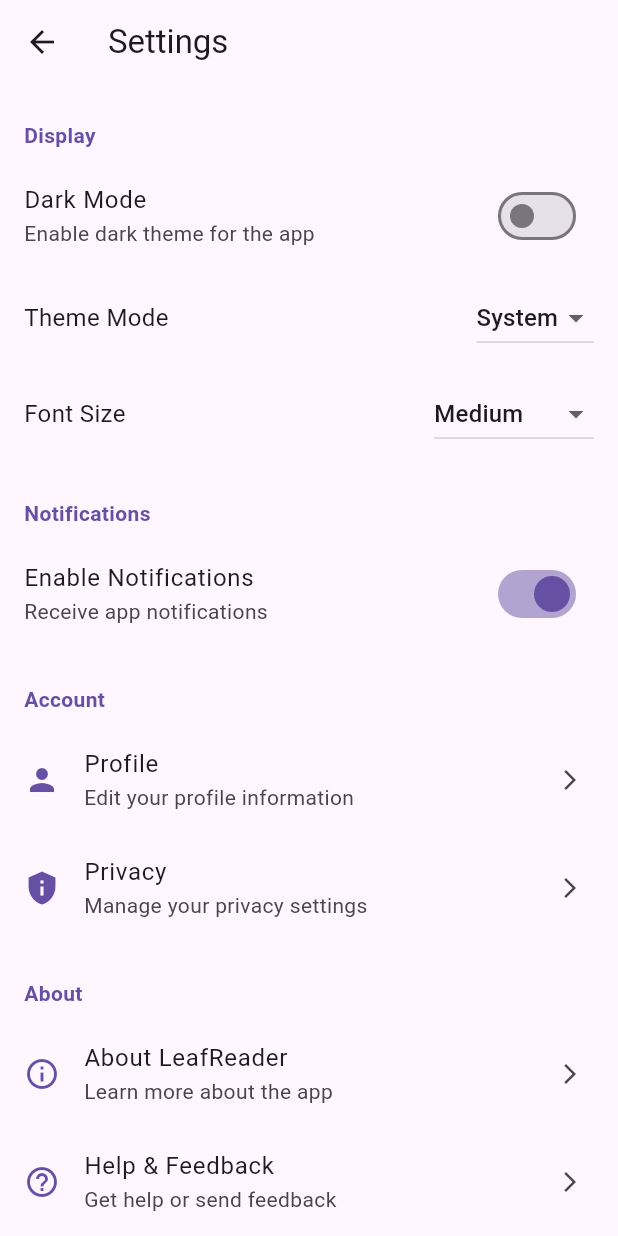
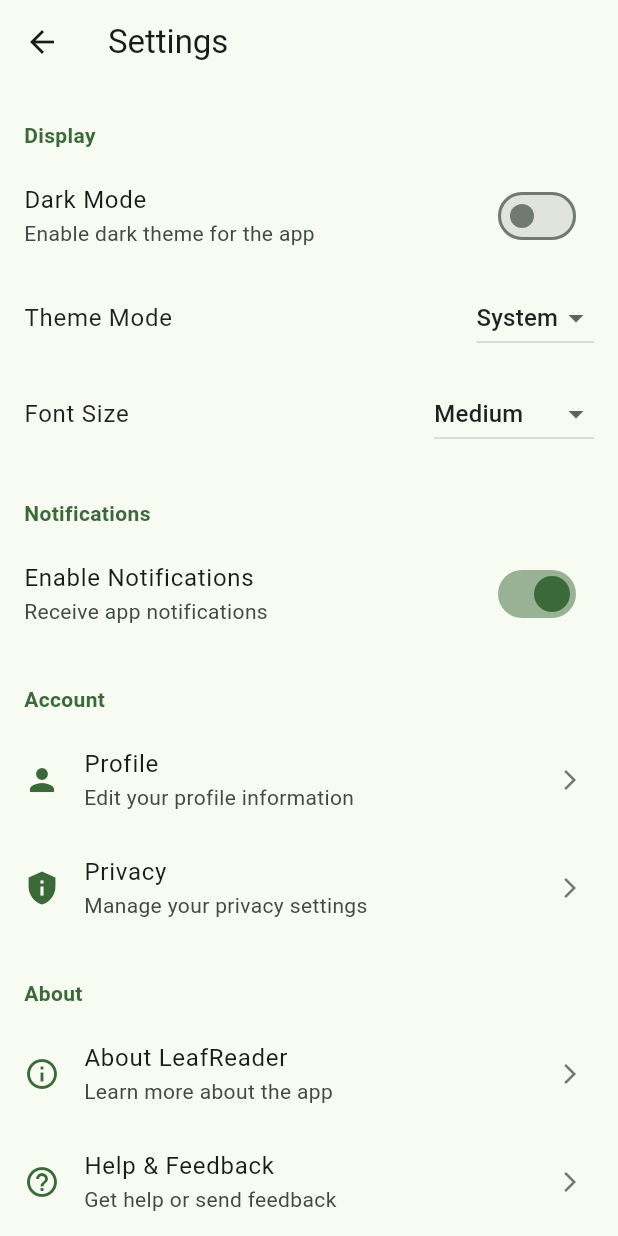
Before and after one commit to H1tRecord/leafreader, a Flutter app: the screen it shows after launch, after a tap on "Skip", after a tap on the "settings" icon, on a phone screen of 412 x 824 dp. Run offline on Flutter 3.47's test engine with Material 3 defaults, Android fonts, the phone set to English and light mode, and no system bars; our stand-ins replace file_picker, permission_handler, shared_preferences.

Commit message:
theme logic

```diff
--- a/lib/main.dart
+++ b/lib/main.dart
@@ -31,7 +31,7 @@ class MainApp extends StatelessWidget {
 
     // Set system UI overlay style based on theme
     SystemChrome.setSystemUIOverlayStyle(
-      themeProvider.themeMode2 == ThemeMode.dark
+      themeProvider.themeMode == ThemeMode.dark
           ? SystemUiOverlayStyle.light
           : SystemUiOverlayStyle.dark,
     );
@@ -39,16 +39,38 @@ class MainApp extends StatelessWidget {
     return MaterialApp(
       title: 'LeafReader',
       theme: ThemeData(
-        primarySwatch: Colors.green,
+        colorScheme: ColorScheme.fromSeed(
+          seedColor: Colors.green,
+          brightness: Brightness.light,
+        ),
+        useMaterial3: true,
         visualDensity: VisualDensity.adaptivePlatformDensity,
-        brightness: Brightness.light,
+        // Light theme text colors
+        textTheme: const TextTheme(
+          bodyLarge: TextStyle(color: Colors.black87),
+          bodyMedium: TextStyle(color: Colors.black87),
+          titleMedium: TextStyle(color: Colors.black87),
+          titleLarge: TextStyle(color: Colors.black),
+          headlineSmall: TextStyle(color: Colors.black),
+        ),
       ),
       darkTheme: ThemeData(
-        primarySwatch: Colors.green,
+        colorScheme: ColorScheme.fromSeed(
+          seedColor: Colors.green,
+          brightness: Brightness.dark,
+        ),
+        useMaterial3: true,
         visualDensity: VisualDensity.adaptivePlatformDensity,
-        brightness: Brightness.dark,
+        // Dark theme text colors
+        textTheme: const TextTheme(
+          bodyLarge: TextStyle(color: Colors.white),
+          bodyMedium: TextStyle(color: Colors.white70),
+          titleMedium: TextStyle(color: Colors.white),
+          titleLarge: TextStyle(color: Colors.white),
+          headlineSmall: TextStyle(color: Colors.white),
+        ),
       ),
-      themeMode: themeProvider.themeMode2,
+      themeMode: themeProvider.themeMode,
       initialRoute: '/',
       routes: {
         '/': (context) => const SplashScreen(),
--- a/lib/screens/home_screen.dart
+++ b/lib/screens/home_screen.dart
@@ -29,8 +29,11 @@ class HomeScreen extends StatelessWidget {
           ),
         ],
       ),
-      body: const Center(
-        child: Text('Welcome to LeafReader', style: TextStyle(fontSize: 24)),
+      body: Center(
+        child: Text(
+          'Welcome to LeafReader',
+          style: Theme.of(context).textTheme.headlineMedium,
+        ),
       ),
     );
   }
--- a/lib/screens/onboarding_screen.dart
+++ b/lib/screens/onboarding_screen.dart
@@ -203,9 +203,11 @@ class _OnboardingScreenState extends State<OnboardingScreen> {
               padding: const EdgeInsets.symmetric(horizontal: 24.0),
               child: LinearProgressIndicator(
                 value: (_currentStep.index + 1) / OnboardingStep.values.length,
-                backgroundColor: Colors.grey[200],
+                backgroundColor: Theme.of(context).brightness == Brightness.dark
+                    ? Colors.grey[800]
+                    : Colors.grey[200],
                 valueColor: AlwaysStoppedAnimation<Color>(
-                  Theme.of(context).primaryColor,
+                  Theme.of(context).colorScheme.primary,
                 ),
               ),
             ),
@@ -286,7 +288,10 @@ class _OnboardingScreenState extends State<OnboardingScreen> {
                     _currentStep == OnboardingStep.themeSelection
                         ? 'Get Started'
                         : 'Continue',
-                    style: const TextStyle(fontSize: 16),
+                    style: TextStyle(
+                      fontSize: 16,
+                      color: Theme.of(context).colorScheme.onPrimary,
+                    ),
                   ),
                 ),
               ),
@@ -308,7 +313,7 @@ class _OnboardingScreenState extends State<OnboardingScreen> {
             Icon(
               Icons.menu_book,
               size: 100,
-              color: Theme.of(context).primaryColor,
+              color: Theme.of(context).colorScheme.primary,
             ),
             const SizedBox(height: 32),
             Text(
@@ -353,9 +358,7 @@ class _OnboardingScreenState extends State<OnboardingScreen> {
                 Icon(
                   isPermissionGranted ? Icons.check_circle : Icons.folder_open,
                   size: 80,
-                  color: isPermissionGranted
-                      ? Colors.green
-                      : Theme.of(context).primaryColor,
+                  color: Theme.of(context).colorScheme.primary,
                 ),
                 const SizedBox(height: 32),
                 Text(
@@ -413,19 +416,26 @@ class _OnboardingScreenState extends State<OnboardingScreen> {
                   Container(
                     padding: const EdgeInsets.all(16),
                     decoration: BoxDecoration(
-                      color: Colors.green.withOpacity(0.1),
+                      color: Theme.of(
+                        context,
+                      ).colorScheme.primary.withOpacity(0.1),
                       borderRadius: BorderRadius.circular(8),
-                      border: Border.all(color: Colors.green),
+                      border: Border.all(
+                        color: Theme.of(context).colorScheme.primary,
+                      ),
                     ),
                     child: Row(
                       mainAxisSize: MainAxisSize.min,
                       children: [
-                        const Icon(Icons.check_circle, color: Colors.green),
+                        Icon(
+                          Icons.check_circle,
+                          color: Theme.of(context).primaryColor,
+                        ),
                         const SizedBox(width: 8),
-                        const Text(
+                        Text(
                           'Permission Granted',
                           style: TextStyle(
-                            color: Colors.green,
+                            color: Theme.of(context).primaryColor,
                             fontWeight: FontWeight.bold,
                           ),
                         ),
@@ -451,7 +461,7 @@ class _OnboardingScreenState extends State<OnboardingScreen> {
             Icon(
               Icons.create_new_folder,
               size: 80,
-              color: Theme.of(context).primaryColor,
+              color: Theme.of(context).colorScheme.primary,
             ),
             const SizedBox(height: 32),
             Text(
@@ -472,8 +482,15 @@ class _OnboardingScreenState extends State<OnboardingScreen> {
             Container(
               padding: const EdgeInsets.all(16),
               decoration: BoxDecoration(
-                border: Border.all(color: Colors.grey),
+                border: Border.all(
+                  color: Theme.of(context).brightness == Brightness.dark
+                      ? Colors.grey[700]!
+                      : Colors.grey[300]!,
+                ),
                 borderRadius: BorderRadius.circular(8),
+                color: Theme.of(context).brightness == Brightness.dark
+                    ? Colors.grey[800]
+                    : Colors.grey[50],
               ),
               child: Row(
                 children: [
@@ -508,7 +525,7 @@ class _OnboardingScreenState extends State<OnboardingScreen> {
             child: Icon(
               Icons.palette,
               size: 80,
-              color: Theme.of(context).primaryColor,
+              color: Theme.of(context).colorScheme.primary,
             ),
           ),
           const SizedBox(height: 24),
@@ -580,12 +597,17 @@ class _OnboardingScreenState extends State<OnboardingScreen> {
     final isSelected = _selectedTheme == name;
 
     return InkWell(
-      onTap: () {
+      onTap: () async {
+        // Set state locally for UI update
         setState(() {
           _selectedTheme = name;
         });
         // Apply theme change immediately for preview
-        Provider.of<ThemeProvider>(context, listen: false).setThemeMode(name);
+        // Use await to ensure the theme is applied before continuing
+        await Provider.of<ThemeProvider>(
+          context,
+          listen: false,
+        ).setThemeMode(name);
       },
       child: Container(
         margin: const EdgeInsets.only(bottom: 12),
@@ -593,20 +615,28 @@ class _OnboardingScreenState extends State<OnboardingScreen> {
         decoration: BoxDecoration(
           border: Border.all(
             color: isSelected
-                ? Theme.of(context).primaryColor
+                ? Theme.of(context).colorScheme.primary
+                : Theme.of(context).brightness == Brightness.dark
+                ? Colors.grey[600]!
                 : Colors.grey[300]!,
             width: isSelected ? 2 : 1,
           ),
           borderRadius: BorderRadius.circular(8),
           color: isSelected
-              ? Theme.of(context).primaryColor.withOpacity(0.1)
+              ? Theme.of(context).colorScheme.primary.withOpacity(0.1)
+              : Theme.of(context).brightness == Brightness.dark
+              ? Colors.grey[800]
               : null,
         ),
         child: Row(
           children: [
             Icon(
               icon,
-              color: isSelected ? Theme.of(context).primaryColor : Colors.grey,
+              color: isSelected
+                  ? Theme.of(context).colorScheme.primary
+                  : Theme.of(context).brightness == Brightness.dark
+                  ? Colors.grey[400]
+                  : Colors.grey[600],
             ),
             const SizedBox(width: 16),
             Expanded(
@@ -619,7 +649,11 @@ class _OnboardingScreenState extends State<OnboardingScreen> {
                       fontWeight: isSelected
                           ? FontWeight.bold
                           : FontWeight.normal,
-                      color: isSelected ? Theme.of(context).primaryColor : null,
+                      color: isSelected
+                          ? Theme.of(context).colorScheme.primary
+                          : Theme.of(context).brightness == Brightness.dark
+                          ? Colors.white70
+                          : Colors.black87,
                     ),
                   ),
                   Text(
@@ -630,7 +664,10 @@ class _OnboardingScreenState extends State<OnboardingScreen> {
               ),
             ),
             if (isSelected)
-              Icon(Icons.check_circle, color: Theme.of(context).primaryColor),
+              Icon(
+                Icons.check_circle,
+                color: Theme.of(context).colorScheme.primary,
+              ),
           ],
         ),
       ),
@@ -642,12 +679,16 @@ class _OnboardingScreenState extends State<OnboardingScreen> {
     final isSelected = _selectedTheme == name;
 
     return GestureDetector(
-      onTap: () {
+      onTap: () async {
         setState(() {
           _selectedTheme = name;
         });
         // Apply theme change immediately for preview
-        Provider.of<ThemeProvider>(context, listen: false).setThemeMode(name);
+        // Use await to ensure the theme is applied before continuing
+        await Provider.of<ThemeProvider>(
+          context,
+          listen: false,
+        ).setThemeMode(name);
       },
       child: Container(
         width: 100,
@@ -655,10 +696,17 @@ class _OnboardingScreenState extends State<OnboardingScreen> {
         decoration: BoxDecoration(
           color: color.withOpacity(0.8),
           borderRadius: BorderRadius.circular(8),
-          border: isSelected ? Border.all(color: Colors.white, width: 3) : null,
+          border: isSelected
+              ? Border.all(color: Colors.white, width: 3)
+              : Border.all(
+                  color: Theme.of(context).brightness == Brightness.dark
+                      ? Colors.grey[700]!
+                      : Colors.grey[300]!,
+                  width: 1,
+                ),
           boxShadow: [
             BoxShadow(
-              color: Colors.black.withOpacity(0.1),
+              color: Theme.of(context).shadowColor.withOpacity(0.2),
               blurRadius: 4,
               offset: const Offset(0, 2),
             ),
@@ -672,7 +720,8 @@ class _OnboardingScreenState extends State<OnboardingScreen> {
             Text(
               name,
               style: const TextStyle(
-                color: Colors.white,
+                color: Colors
+                    .white, // Keep white for contrast on colored backgrounds
                 fontWeight: FontWeight.bold,
               ),
             ),
--- a/lib/screens/settings_screen.dart
+++ b/lib/screens/settings_screen.dart
@@ -12,10 +12,10 @@ class SettingsScreen extends StatefulWidget {
 
 class _SettingsScreenState extends State<SettingsScreen> {
   // Settings
-  bool _darkMode = false;
   bool _notifications = true;
   String _fontSizeOption = 'Medium';
-  String _themeMode = 'System';
+
+  // We'll get theme mode directly from provider instead of maintaining separate state
 
   @override
   void initState() {
@@ -25,12 +25,8 @@ class _SettingsScreenState extends State<SettingsScreen> {
 
   // Load saved settings
   Future<void> _loadSettings() async {
-    final themeMode = await PrefsHelper.getSelectedTheme();
-
-    setState(() {
-      _themeMode = themeMode;
-      _darkMode = themeMode == 'Dark';
-    });
+    // We'll get theme settings directly from the provider when needed
+    // This is just for other settings that might be added later
   }
 
   @override
@@ -46,40 +42,36 @@ class _SettingsScreenState extends State<SettingsScreen> {
       body: ListView(
         children: [
           _buildSectionHeader('Display'),
-          _buildSwitchTile(
+          Consumer<ThemeProvider>(
+            builder: (context, themeProvider, _) {
+              final isDarkMode = themeProvider.themeModeString == 'Dark';
+              return _buildSwitchTile(
                 title: 'Dark Mode',
                 subtitle: 'Enable dark theme for the app',
-            value: _darkMode,
+                value: isDarkMode,
                 onChanged: (value) {
-              setState(() {
-                _darkMode = value;
-                _themeMode = value ? 'Dark' : 'Light';
-              });
                   // Apply theme change
-              Provider.of<ThemeProvider>(
-                context,
-                listen: false,
-              ).setThemeMode(_themeMode);
+                  final newMode = value ? 'Dark' : 'Light';
+                  themeProvider.setThemeMode(newMode);
+                },
+              );
             },
           ),
 
           // Theme mode selection
-          _buildDropdownTile(
+          Consumer<ThemeProvider>(
+            builder: (context, themeProvider, _) {
+              return _buildDropdownTile(
                 title: 'Theme Mode',
-            value: _themeMode,
+                value: themeProvider.themeModeString,
                 items: const ['System', 'Light', 'Dark'],
                 onChanged: (value) {
                   if (value != null) {
-                setState(() {
-                  _themeMode = value;
-                  _darkMode = value == 'Dark';
-                });
                     // Apply theme change
-                Provider.of<ThemeProvider>(
-                  context,
-                  listen: false,
-                ).setThemeMode(value);
+                    themeProvider.setThemeMode(value);
                   }
+                },
+              );
             },
           ),
 
@@ -170,7 +162,7 @@ class _SettingsScreenState extends State<SettingsScreen> {
         style: TextStyle(
           fontSize: 14,
           fontWeight: FontWeight.bold,
-          color: Theme.of(context).primaryColor,
+          color: Theme.of(context).colorScheme.primary,
         ),
       ),
     );
@@ -187,7 +179,7 @@ class _SettingsScreenState extends State<SettingsScreen> {
       subtitle: Text(subtitle),
       value: value,
       onChanged: onChanged,
-      activeColor: Theme.of(context).primaryColor,
+      activeColor: Theme.of(context).colorScheme.primary,
     );
   }
 
@@ -202,7 +194,12 @@ class _SettingsScreenState extends State<SettingsScreen> {
       child: Row(
         mainAxisAlignment: MainAxisAlignment.spaceBetween,
         children: [
-          Text(title, style: const TextStyle(fontSize: 16)),
+          Text(
+            title,
+            style: Theme.of(
+              context,
+            ).textTheme.bodyLarge?.copyWith(fontSize: 16),
+          ),
           DropdownButton<String>(
             value: value,
             items: items
@@ -222,10 +219,16 @@ class _SettingsScreenState extends State<SettingsScreen> {
     required VoidCallback onTap,
   }) {
     return ListTile(
-      leading: Icon(icon, color: Theme.of(context).primaryColor),
+      leading: Icon(icon, color: Theme.of(context).colorScheme.primary),
       title: Text(title),
       subtitle: Text(subtitle),
-      trailing: const Icon(Icons.arrow_forward_ios, size: 16),
+      trailing: Icon(
+        Icons.arrow_forward_ios,
+        size: 16,
+        color: Theme.of(context).brightness == Brightness.dark
+            ? Colors.grey[400]
+            : Colors.grey[600],
+      ),
       onTap: onTap,
     );
   }
--- a/lib/screens/splash_screen.dart
+++ b/lib/screens/splash_screen.dart
@@ -36,7 +36,8 @@ class _SplashScreenState extends State<SplashScreen> {
   @override
   Widget build(BuildContext context) {
     return Scaffold(
-      backgroundColor: Colors.white,
+      // Use theme-aware background color
+      backgroundColor: Theme.of(context).colorScheme.background,
       body: Center(
         child: Column(
           mainAxisAlignment: MainAxisAlignment.center,
@@ -47,23 +48,28 @@ class _SplashScreenState extends State<SplashScreen> {
               height: 150,
               // If you don't have a logo yet, you can comment this out
               // and use a placeholder or just text
-              errorBuilder: (context, error, stackTrace) =>
-                  const Icon(Icons.book, size: 100, color: Colors.green),
+              errorBuilder: (context, error, stackTrace) => Icon(
+                Icons.book,
+                size: 100,
+                color: Theme.of(context).primaryColor,
+              ),
             ),
             const SizedBox(height: 24),
             // App name
-            const Text(
+            Text(
               'LeafReader',
               style: TextStyle(
                 fontSize: 28,
                 fontWeight: FontWeight.bold,
-                color: Colors.green,
+                color: Theme.of(context).primaryColor,
               ),
             ),
             const SizedBox(height: 16),
             // Loading indicator
-            const CircularProgressIndicator(
-              valueColor: AlwaysStoppedAnimation<Color>(Colors.green),
+            CircularProgressIndicator(
+              valueColor: AlwaysStoppedAnimation<Color>(
+                Theme.of(context).primaryColor,
+              ),
             ),
           ],
         ),
--- a/lib/utils/prefs_helper.dart
+++ b/lib/utils/prefs_helper.dart
@@ -17,16 +17,40 @@ class PrefsHelper {
     await prefs.setBool(_keyOnboardingCompleted, true);
   }
 
-  // Save selected theme
+  // Save selected theme with validation
   static Future<void> saveSelectedTheme(String theme) async {
     final prefs = await SharedPreferences.getInstance();
-    await prefs.setString(_keySelectedTheme, theme);
+    // Validate theme value before saving
+    final validTheme = _validateTheme(theme);
+    await prefs.setString(_keySelectedTheme, validTheme);
   }
 
-  // Get selected theme
+  // Get selected theme with fallback
   static Future<String> getSelectedTheme() async {
     final prefs = await SharedPreferences.getInstance();
-    return prefs.getString(_keySelectedTheme) ?? 'System';
+    final theme = prefs.getString(_keySelectedTheme);
+    return _validateTheme(theme);
+  }
+
+  // Helper to validate theme string
+  static String _validateTheme(String? theme) {
+    // Make sure we only save valid theme values
+    if (theme == null) {
+      return 'System';
+    }
+
+    switch (theme) {
+      case 'Light':
+      case 'Dark':
+      case 'Green':
+      case 'Blue':
+      case 'Purple':
+      case 'Orange':
+      case 'Red':
+        return theme;
+      default:
+        return 'System'; // Default fallback
+    }
   }
 
   // Save selected folder
--- a/lib/utils/theme_provider.dart
+++ b/lib/utils/theme_provider.dart
@@ -6,9 +6,11 @@ class ThemeProvider extends ChangeNotifier {
 
   ThemeProvider(this._themeMode);
 
-  String get themeMode => _themeMode;
+  // Get the string representation of theme mode
+  String get themeModeString => _themeMode;
 
-  ThemeMode get themeMode2 {
+  // Convert string to actual ThemeMode enum for MaterialApp
+  ThemeMode get themeMode {
     switch (_themeMode) {
       case 'Dark':
         return ThemeMode.dark;
@@ -19,14 +21,30 @@ class ThemeProvider extends ChangeNotifier {
     }
   }
 
+  // Determine if dark mode is active (either explicitly set or via system)
+  bool isDarkMode(BuildContext context) {
+    if (_themeMode == 'Dark') {
+      return true;
+    } else if (_themeMode == 'Light') {
+      return false;
+    } else {
+      // System mode - check the system brightness
+      return MediaQuery.of(context).platformBrightness == Brightness.dark;
+    }
+  }
+
+  // Factory constructor to initialize from preferences
   static Future<ThemeProvider> create() async {
     final themeMode = await PrefsHelper.getSelectedTheme();
     return ThemeProvider(themeMode);
   }
 
-  void setThemeMode(String mode) async {
-    _themeMode = mode;
-    await PrefsHelper.saveSelectedTheme(mode);
-    notifyListeners();
+  // Change theme and save to preferences
+  Future<void> setThemeMode(String mode) async {
+    if (_themeMode != mode) {
+      _themeMode = mode;
+      await PrefsHelper.saveSelectedTheme(mode);
+      notifyListeners();
+    }
   }
 }
```
Lines whose indentation alone changed are shown as unchanged.
